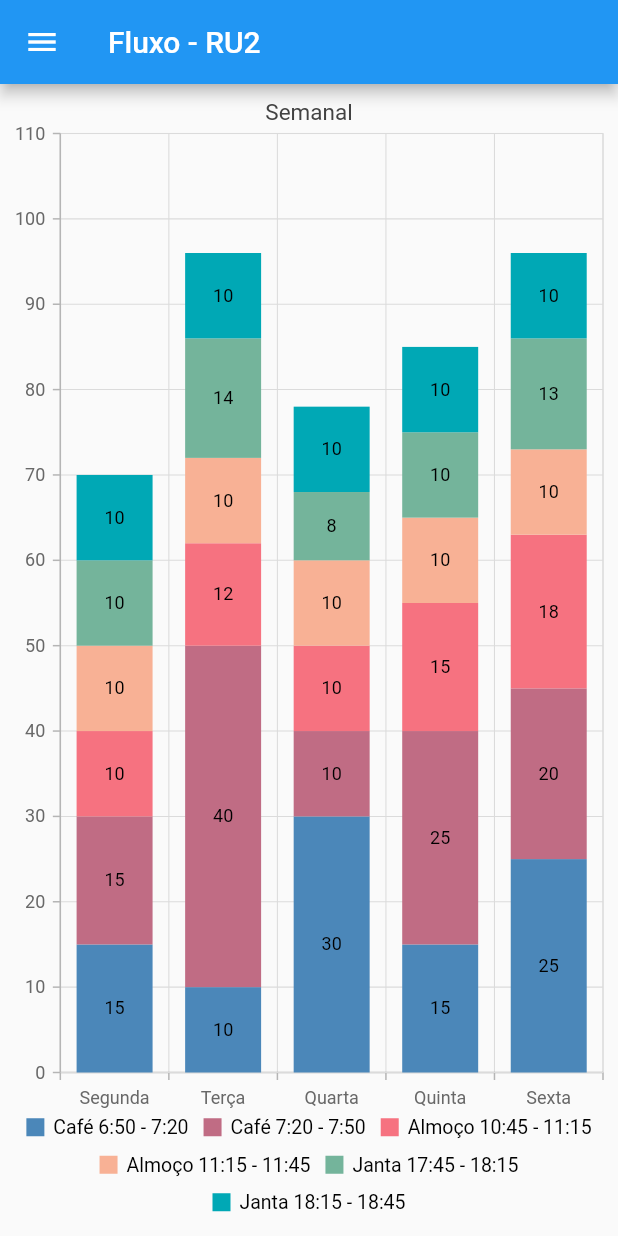
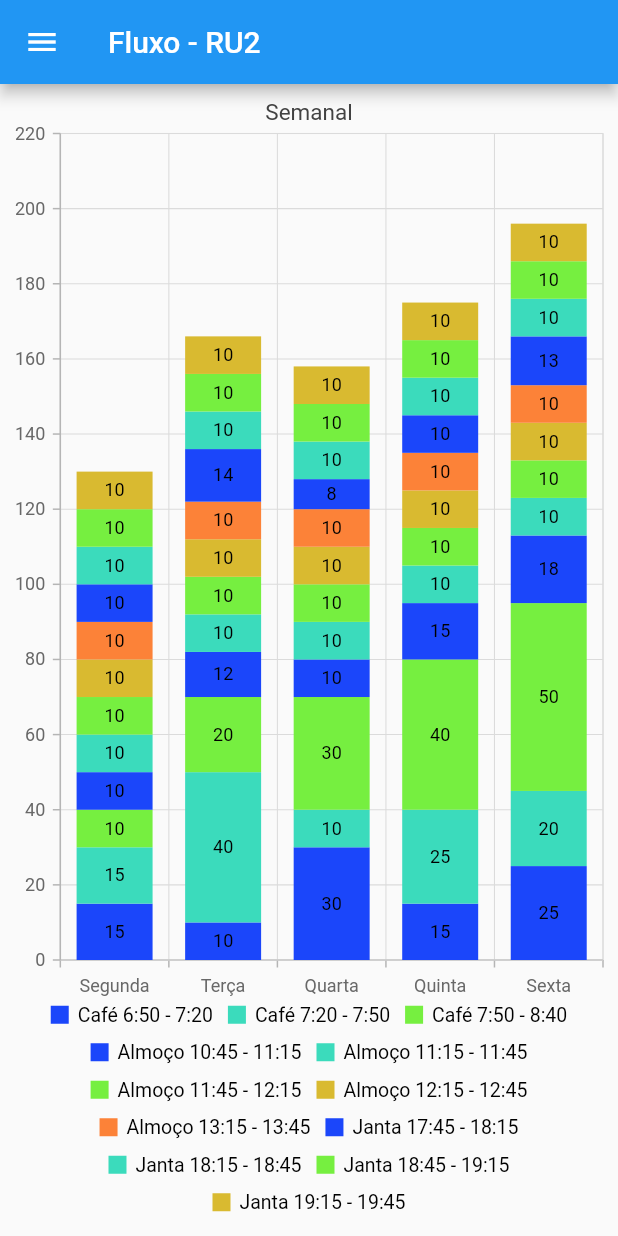
Before and after one commit to GabrielCarlesso/app_contagem, a Flutter app: the GraphPage screen opened directly, on a phone screen of 412 x 824 dp. Run offline on Flutter 3.47's test engine with Material 2 defaults, Android fonts, the phone set to English and light mode, and no system bars; our stand-ins replace syncfusion_flutter_charts.

Commit message:
Dados Grafico

```diff
--- a/lib/Screens/GraphPage.dart
+++ b/lib/Screens/GraphPage.dart
@@ -29,87 +29,92 @@ class _GraphPage extends State<GraphPage> {
             primaryXAxis: CategoryAxis(),
             legend: Legend(isVisible: true),
             series: <ChartSeries>[
-              StackedColumnSeries<ChartData, String>(
-                groupName: 'Cafe',
-                name: "Café 6:50 - 7:20",
-                dataSource: _chartData,
-                xValueMapper: (ChartData data, _) => data.dayOfWeek,
-                yValueMapper: (ChartData data, _) =>
-                    data.fluxo_ru_mensal["Café 6:50 - 7:20"],
-                dataLabelSettings: const DataLabelSettings(
-                    isVisible: true,
-                    labelAlignment: ChartDataLabelAlignment.middle,
-                    showCumulativeValues: true,
-                    textStyle: TextStyle(fontSize: 12, color: Colors.black)),
-              ),
-              StackedColumnSeries<ChartData, String>(
-                groupName: 'Cafe',
-                name: "Café 7:20 - 7:50",
-                dataSource: _chartData,
-                xValueMapper: (ChartData data, _) => data.dayOfWeek,
-                yValueMapper: (ChartData data, _) =>
-                    data.fluxo_ru_mensal["Café 7:20 - 7:50"],
-                dataLabelSettings: const DataLabelSettings(
-                    isVisible: true,
-                    labelAlignment: ChartDataLabelAlignment.middle,
-                    showCumulativeValues: true,
-                    textStyle: TextStyle(fontSize: 12, color: Colors.black)),
-              ),
-              StackedColumnSeries<ChartData, String>(
-                groupName: 'Almoco',
-                name: "Almoço 10:45 - 11:15",
-                dataSource: _chartData,
-                xValueMapper: (ChartData data, _) => data.dayOfWeek,
-                yValueMapper: (ChartData data, _) =>
-                    data.fluxo_ru_mensal["Almoço 10:45 - 11:15"],
-                dataLabelSettings: const DataLabelSettings(
-                    isVisible: true,
-                    labelAlignment: ChartDataLabelAlignment.middle,
-                    showCumulativeValues: true,
-                    textStyle: TextStyle(fontSize: 12, color: Colors.black)),
-              ),
-              StackedColumnSeries<ChartData, String>(
-                groupName: 'Almoco',
-                name: "Almoço 11:15 - 11:45",
-                dataSource: _chartData,
-                xValueMapper: (ChartData data, _) => data.dayOfWeek,
-                yValueMapper: (ChartData data, _) =>
-                    data.fluxo_ru_mensal["Almoço 11:15 - 11:45"],
-                dataLabelSettings: const DataLabelSettings(
-                    isVisible: true,
-                    labelAlignment: ChartDataLabelAlignment.middle,
-                    showCumulativeValues: true,
-                    textStyle: TextStyle(fontSize: 12, color: Colors.black)),
-              ),
-              StackedColumnSeries<ChartData, String>(
-                groupName: 'Janta',
-                name: "Janta 17:45 - 18:15",
-                dataSource: _chartData,
-                xValueMapper: (ChartData data, _) => data.dayOfWeek,
-                yValueMapper: (ChartData data, _) =>
-                    data.fluxo_ru_mensal["Janta 17:45 - 18:15"],
-                dataLabelSettings: const DataLabelSettings(
-                    isVisible: true,
-                    labelAlignment: ChartDataLabelAlignment.middle,
-                    showCumulativeValues: true,
-                    textStyle: TextStyle(fontSize: 12, color: Colors.black)),
-              ),
-              StackedColumnSeries<ChartData, String>(
-                groupName: 'Janta',
-                name: "Janta 18:15 - 18:45",
-                dataSource: _chartData,
-                xValueMapper: (ChartData data, _) => data.dayOfWeek,
-                yValueMapper: (ChartData data, _) =>
-                    data.fluxo_ru_mensal["Janta 18:15 - 18:45"],
-                dataLabelSettings: const DataLabelSettings(
-                    isVisible: true,
-                    labelAlignment: ChartDataLabelAlignment.middle,
-                    showCumulativeValues: true,
-                    textStyle: TextStyle(fontSize: 12, color: Colors.black)),
-              ),
+              //Series Café
+              barSeriesGraph(
+                  groupName: "Cafe",
+                  turno: "Café 6:50 - 7:20",
+                  dataSource: _chartData,
+                  color: const Color.fromRGBO(27, 70, 250, 98)),
+              barSeriesGraph(
+                  groupName: "Cafe",
+                  turno: "Café 7:20 - 7:50",
+                  dataSource: _chartData,
+                  color: const Color.fromRGBO(59, 219, 188, 86)),
+              barSeriesGraph(
+                  groupName: "Cafe",
+                  turno: "Café 7:50 - 8:40",
+                  dataSource: _chartData,
+                  color: const Color.fromRGBO(118, 239, 64, 94)),
+              //Series Almoço
+              barSeriesGraph(
+                  groupName: "Almoco",
+                  turno: "Almoço 10:45 - 11:15",
+                  dataSource: _chartData,
+                  color: const Color.fromRGBO(27, 70, 250, 98)),
+              barSeriesGraph(
+                  groupName: "Almoco",
+                  turno: "Almoço 11:15 - 11:45",
+                  dataSource: _chartData,
+                  color: const Color.fromRGBO(59, 219, 188, 86)),
+              barSeriesGraph(
+                  groupName: "Almoco",
+                  turno: "Almoço 11:45 - 12:15",
+                  dataSource: _chartData,
+                  color: const Color.fromRGBO(118, 239, 64, 94)),
+              barSeriesGraph(
+                  groupName: "Almoco",
+                  turno: "Almoço 12:15 - 12:45",
+                  dataSource: _chartData,
+                  color: const Color.fromRGBO(217, 186, 48, 85)),
+              barSeriesGraph(
+                  groupName: "Almoco",
+                  turno: "Almoço 13:15 - 13:45",
+                  dataSource: _chartData,
+                  color: const Color.fromRGBO(252, 130, 56, 99)),
+              //Series Janta
+              barSeriesGraph(
+                  groupName: "Janta",
+                  turno: "Janta 17:45 - 18:15",
+                  dataSource: _chartData,
+                  color: const Color.fromRGBO(27, 70, 250, 98)),
+              barSeriesGraph(
+                  groupName: "Janta",
+                  turno: "Janta 18:15 - 18:45",
+                  dataSource: _chartData,
+                  color: const Color.fromRGBO(59, 219, 188, 86)),
+              barSeriesGraph(
+                  groupName: "Janta",
+                  turno: "Janta 18:45 - 19:15",
+                  dataSource: _chartData,
+                  color: const Color.fromRGBO(118, 239, 64, 94)),
+              barSeriesGraph(
+                  groupName: "Janta",
+                  turno: "Janta 19:15 - 19:45",
+                  dataSource: _chartData,
+                  color: const Color.fromRGBO(217, 186, 48, 85)),
             ],
           ),
         ));
+  }
+
+  StackedColumnSeries<ChartData, String> barSeriesGraph(
+      {required String groupName,
+      required String turno,
+      required var dataSource,
+      required var color}) {
+    return StackedColumnSeries<ChartData, String>(
+      groupName: groupName,
+      name: turno,
+      dataSource: dataSource,
+      color: color,
+      xValueMapper: (ChartData data, _) => data.dayOfWeek,
+      yValueMapper: (ChartData data, _) => data.fluxo_ru_mensal[turno],
+      dataLabelSettings: const DataLabelSettings(
+        isVisible: true,
+        labelAlignment: ChartDataLabelAlignment.middle,
+        textStyle: TextStyle(fontSize: 12, color: Colors.black),
+      ),
+    );
   }
 }
 
@@ -158,9 +163,18 @@ class ChartData {
       required this.janta}) {
     fluxo_ru_mensal["Café 6:50 - 7:20"] = cafe[0];
     fluxo_ru_mensal["Café 7:20 - 7:50"] = cafe[1];
+    fluxo_ru_mensal["Café 7:50 - 8:40"] = cafe[2];
+
     fluxo_ru_mensal["Almoço 10:45 - 11:15"] = almoco[0];
     fluxo_ru_mensal["Almoço 11:15 - 11:45"] = almoco[1];
+    fluxo_ru_mensal["Almoço 11:45 - 12:15"] = almoco[2];
+    fluxo_ru_mensal["Almoço 12:15 - 12:45"] = almoco[3];
+    fluxo_ru_mensal["Almoço 12:45 - 13:45"] = almoco[3];
+    fluxo_ru_mensal["Almoço 13:15 - 13:45"] = almoco[3];
+
     fluxo_ru_mensal["Janta 17:45 - 18:15"] = janta[0];
     fluxo_ru_mensal["Janta 18:15 - 18:45"] = janta[1];
+    fluxo_ru_mensal["Janta 18:45 - 19:15"] = janta[2];
+    fluxo_ru_mensal["Janta 19:15 - 19:45"] = janta[3];
   }
 }
```
